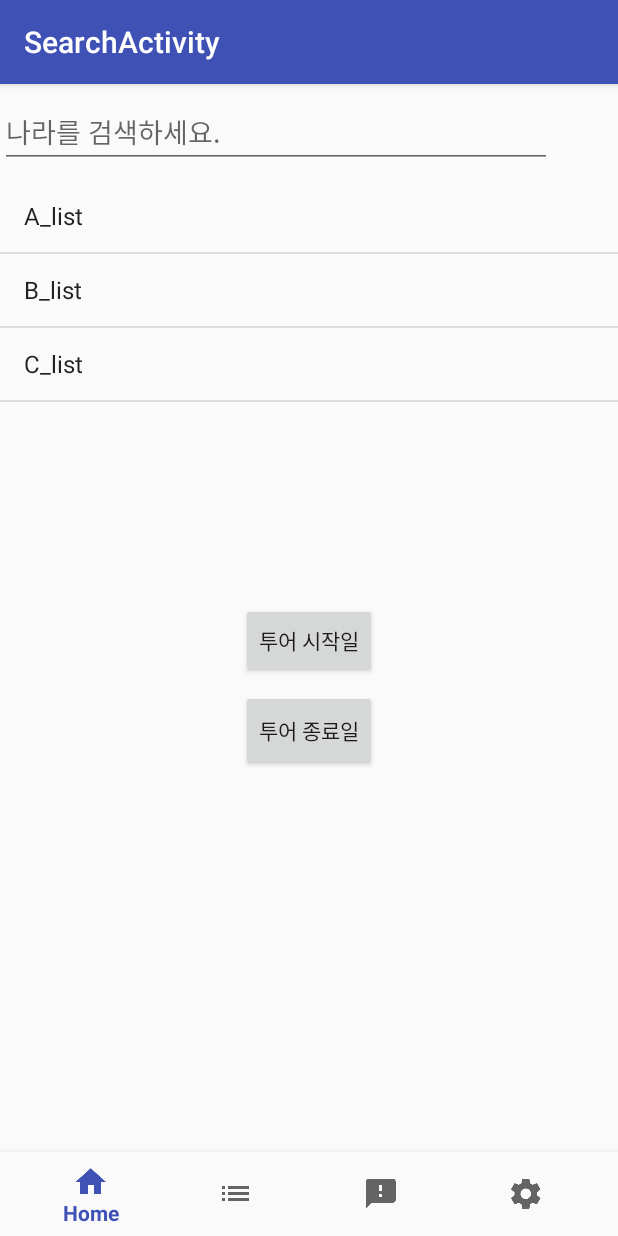
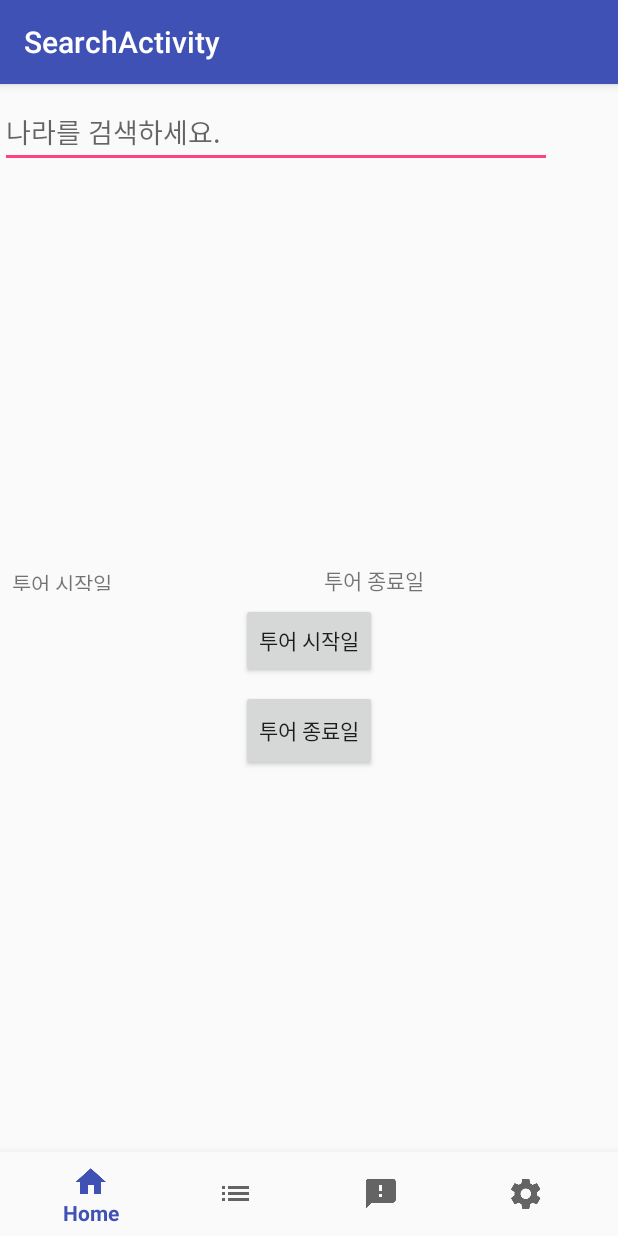
Before and after one commit to jeewoo9719/natrip, an Android app: the SearchActivity screen opened directly, with no data from a screen before it, on a phone screen of 412 x 824 dp. Run offline under Robolectric (Android 15) with nearby library versions, the phone set to English and light mode, and no system bars; our stand-ins replace Firebase (no records; nobody signed in at launch, a user with empty details on screens opened directly).

Commit message:
달력 수정

```diff
--- a/app/src/main/java/com/example/chanyoung/nattrip/RegisterTourActivity.java
+++ b/app/src/main/java/com/example/chanyoung/nattrip/RegisterTourActivity.java
@@ -45,7 +45,7 @@ public class RegisterTourActivity extends AppCompatActivity {
     int year_s,month_s,day_s,day_e,year_e,month_e;
     Button startbutton,endbutton;
     static  final int DILOG_S=0;
-    static  final int DILOG_E=0;
+    static  final int DILOG_E=1;
     //사진
     private ImageButton mPhotoPickerButton1;
     private ImageView mImageView1;
@@ -238,14 +238,11 @@ public class RegisterTourActivity extends AppCompatActivity {
         if(id1==DILOG_S) {
             return new DatePickerDialog(this, dpickerListner, year_s, month_s,day_s);
         }
-        return null;
-    }
-    protected Dialog onCreateDialog2(int id){
-        if(id==DILOG_E) {
+        else{
             return new DatePickerDialog(this, dpickerListner2, year_e, month_e,day_e);
         }
-        return null;
     }
+
     private DatePickerDialog.OnDateSetListener dpickerListner
             =new DatePickerDialog.OnDateSetListener(){
         @Override
--- a/app/src/main/java/com/example/chanyoung/nattrip/SearchActivity.java
+++ b/app/src/main/java/com/example/chanyoung/nattrip/SearchActivity.java
@@ -16,7 +16,14 @@ import android.widget.Button;
 import android.widget.DatePicker;
 import android.widget.EditText;
 import android.widget.ListView;
+import android.widget.TextView;
 import android.widget.Toast;
+
+import com.google.firebase.database.DataSnapshot;
+import com.google.firebase.database.DatabaseError;
+import com.google.firebase.database.DatabaseReference;
+import com.google.firebase.database.FirebaseDatabase;
+import com.google.firebase.database.ValueEventListener;
 
 import java.util.Calendar;
 
@@ -28,11 +35,17 @@ public class SearchActivity extends AppCompatActivity implements TextWatcher{
 
     // 종료일 받는 인자
     static final int DILOG_ID=0; //투어 시작일용
-    static final int DILOG_ID2=0;  //투어  종료일용
+    static final int DILOG_ID2=1;  //투어  종료일용
     ListView listView2;  //나라 리스트
     EditText editText;   //검색 단어용
     ArrayAdapter<String> arrayAdapter; //나라 리스트들 저장
+    TextView textView1;
+    TextView textView2;
     //MyDBHandler dbHandler;
+    //DatabaseReference tabel;
+
+    MyAdapter myAdapter;
+
 
     public String ID =null;
 
@@ -61,17 +74,41 @@ public class SearchActivity extends AppCompatActivity implements TextWatcher{
             //나라 리스트 보여주고 검색
             listView2 = (ListView)findViewById(R.id.listView2);
             editText = (EditText)findViewById(R.id.editText);
+            textView1=(TextView)findViewById(R.id.textViewStartDate);
+            textView2=(TextView)findViewById(R.id.textViewEndDate);
             // dbHandler=new MyDBHandler(this,"test.db",null,1);
             arrayAdapter = new ArrayAdapter<String>(this, android.R.layout.simple_list_item_1);
-            arrayAdapter.add("A_list");
+            /*arrayAdapter.add("A_list");
             arrayAdapter.add("B_list");
-            arrayAdapter.add("C_list");
+            arrayAdapter.add("C_list");*/
             listView2.setAdapter(arrayAdapter);
             listView2.setTextFilterEnabled(true);
             editText.addTextChangedListener(this);
 
         BottomNavigationView navigation = (BottomNavigationView) findViewById(R.id.navigation);
         navigation.setOnNavigationItemSelectedListener(mOnNavigationItemSelectedListener);
+
+
+        DatabaseReference table = FirebaseDatabase.getInstance().getReference("tours");
+        table.addValueEventListener(new ValueEventListener(){
+            @Override
+            public void onDataChange(DataSnapshot dataSnapshot) {
+                arrayAdapter.clear();
+                for(DataSnapshot data : dataSnapshot.getChildren()){
+                    //들어온 메세지들을 일단 다 받겠다
+                    //Tour tour = data.getValue(Tour.class);
+                    //이형태로 데이터를 만들어서 넘겨준다.
+                    arrayAdapter.add(data.getKey());
+                }
+                arrayAdapter.notifyDataSetChanged();//데이터변경알림
+                listView2.setSelection(arrayAdapter.getCount()-1);
+                //리스트 뷰의 셀렉트를 현재 선택된 것 중 가장 마지막에 보여줌.
+            }
+
+            @Override
+            public void onCancelled(DatabaseError databaseError) {
+            }
+        });
     }
     private BottomNavigationView.OnNavigationItemSelectedListener mOnNavigationItemSelectedListener
             = new BottomNavigationView.OnNavigationItemSelectedListener() {
@@ -130,14 +167,13 @@ public class SearchActivity extends AppCompatActivity implements TextWatcher{
             if(id1==DILOG_ID) {
                 return new DatePickerDialog(this, dpickerListner, year_x, month_x, day_x);
             }
-            return null;
-        }
-        protected Dialog onCreateDialog2(int id){
-            if(id==DILOG_ID2) {
+            else {
                 return new DatePickerDialog(this, dpickerListner2, year_y, month_y, day_y);
             }
-            return null;
+
+
         }
+
         private DatePickerDialog.OnDateSetListener dpickerListner
                 =new DatePickerDialog.OnDateSetListener(){
             @Override
@@ -145,6 +181,7 @@ public class SearchActivity extends AppCompatActivity implements TextWatcher{
                 year_x=year;
                 month_x=monthOfYear;
                 day_x=dayOfMonth;
+                textView1.setText(year_x+"/"+(month_x+1)+"/"+day_x);
                 Toast.makeText(SearchActivity.this,year_x+"/"+(month_x+1)+"/"+day_x,Toast.LENGTH_LONG).show();
             }
         };
@@ -156,6 +193,7 @@ public class SearchActivity extends AppCompatActivity implements TextWatcher{
                 year_y=year;
                 month_y=monthOfYear;
                 day_y=dayOfMonth;
+                textView2.setText(year_y+"/"+(month_y+1)+"/"+day_y);
                 Toast.makeText(SearchActivity.this,year_y+"/"+(month_y+1)+"/"+day_y,Toast.LENGTH_LONG).show();
             }
         };
--- a/app/src/main/res/layout/activity_search.xml
+++ b/app/src/main/res/layout/activity_search.xml
@@ -1,11 +1,11 @@
 <?xml version="1.0" encoding="utf-8"?>
-<android.support.design.widget.CoordinatorLayout
-    xmlns:android="http://schemas.android.com/apk/res/android"
+<android.support.design.widget.CoordinatorLayout xmlns:android="http://schemas.android.com/apk/res/android"
     xmlns:app="http://schemas.android.com/apk/res-auto"
     xmlns:tools="http://schemas.android.com/tools"
     android:layout_width="match_parent"
     android:layout_height="match_parent"
     tools:context="com.example.chanyoung.nattrip.SearchActivity">
+
     <android.support.constraint.ConstraintLayout
         android:layout_width="wrap_content"
         android:layout_height="wrap_content">
@@ -31,16 +31,6 @@
             app:layout_constraintEnd_toEndOf="parent"
             app:layout_constraintStart_toStartOf="parent" />
 
-    <ListView
-        android:id="@+id/listView"
-        android:layout_width="wrap_content"
-        android:layout_height="250dp"
-        android:layout_alignParentLeft="true"
-        android:layout_alignParentStart="true"
-        android:layout_below="@+id/editText"
-        android:layout_marginBottom="32dp"
-        app:layout_constraintBottom_toTopOf="@+id/date_picker"
-        />
 
         <ListView
             android:id="@+id/listView2"
@@ -51,8 +41,7 @@
             android:layout_below="@+id/editText"
             android:layout_marginBottom="32dp"
             app:layout_constraintBottom_toTopOf="@+id/date_picker"
-        tools:layout_editor_absoluteX="0dp"
-        />
+            tools:layout_editor_absoluteX="0dp" />
 
         <EditText
             android:id="@+id/editText"
@@ -69,6 +58,63 @@
             app:layout_constraintVertical_bias="0.0"
             tools:layout_editor_absoluteX="8dp" />
 
+
+        <TextView
+            android:id="@+id/textView17"
+            android:layout_width="69dp"
+            android:layout_height="16dp"
+            android:layout_marginBottom="8dp"
+            android:layout_marginEnd="8dp"
+            android:layout_marginStart="8dp"
+            android:layout_marginTop="8dp"
+            android:text="투어 시작일"
+            app:layout_constraintBottom_toTopOf="@+id/date_picker"
+            app:layout_constraintEnd_toStartOf="@+id/textViewStartDate"
+            app:layout_constraintHorizontal_bias="0.06"
+            app:layout_constraintHorizontal_chainStyle="spread"
+            app:layout_constraintStart_toStartOf="parent"
+            app:layout_constraintTop_toBottomOf="@+id/listView2" />
+
+
+        <TextView
+            android:id="@+id/textViewStartDate"
+            android:layout_width="wrap_content"
+            android:layout_height="wrap_content"
+            android:layout_marginBottom="120dp"
+            android:layout_marginStart="70dp"
+            android:layout_marginTop="317dp"
+            app:layout_constraintBottom_toBottomOf="parent"
+            app:layout_constraintStart_toEndOf="@+id/textView17"
+            app:layout_constraintTop_toTopOf="parent" />
+
+        <TextView
+            android:id="@+id/textView19"
+            android:layout_width="wrap_content"
+            android:layout_height="20dp"
+            android:layout_marginBottom="8dp"
+            android:layout_marginEnd="8dp"
+            android:layout_marginStart="16dp"
+            android:layout_marginTop="8dp"
+            android:text="투어 종료일"
+            app:layout_constraintBottom_toTopOf="@+id/date_picker"
+            app:layout_constraintEnd_toStartOf="@+id/textViewEndDate"
+            app:layout_constraintStart_toEndOf="@+id/textViewStartDate"
+            app:layout_constraintTop_toBottomOf="@+id/listView2" />
+
+        <TextView
+            android:id="@+id/textViewEndDate"
+            android:layout_width="wrap_content"
+            android:layout_height="wrap_content"
+            android:layout_marginBottom="8dp"
+            android:layout_marginEnd="8dp"
+            android:layout_marginStart="8dp"
+            android:layout_marginTop="317dp"
+            app:layout_constraintBottom_toTopOf="@+id/date_picker"
+            app:layout_constraintEnd_toEndOf="parent"
+            app:layout_constraintHorizontal_bias="0.51"
+            app:layout_constraintStart_toEndOf="@+id/textView19"
+            app:layout_constraintTop_toTopOf="parent" />
+
     </android.support.constraint.ConstraintLayout>
 
 
@@ -78,7 +124,6 @@
         android:layout_height="wrap_content"
         android:layout_gravity="bottom"
         android:background="?android:attr/windowBackground"
-        app:menu="@menu/menu_nav"
-         />
+        app:menu="@menu/menu_nav" />
 
 </android.support.design.widget.CoordinatorLayout>
```
Lines whose indentation alone changed are shown as unchanged.
